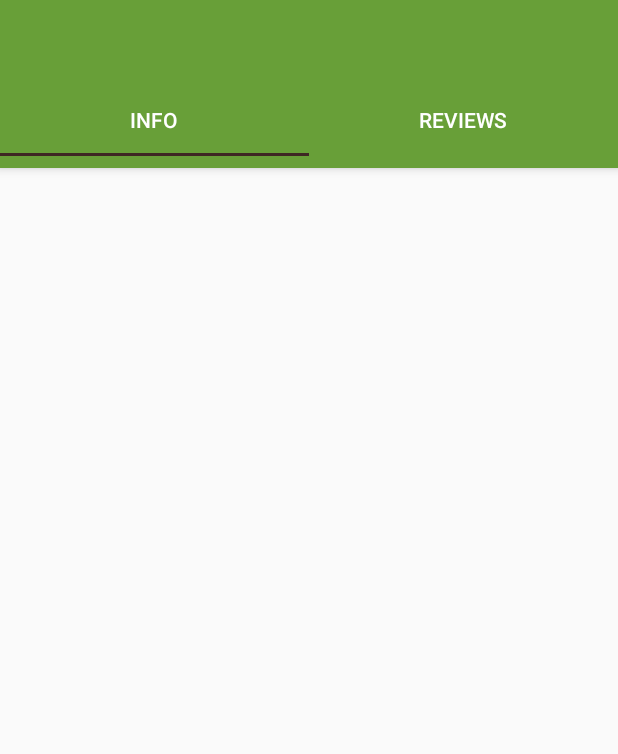
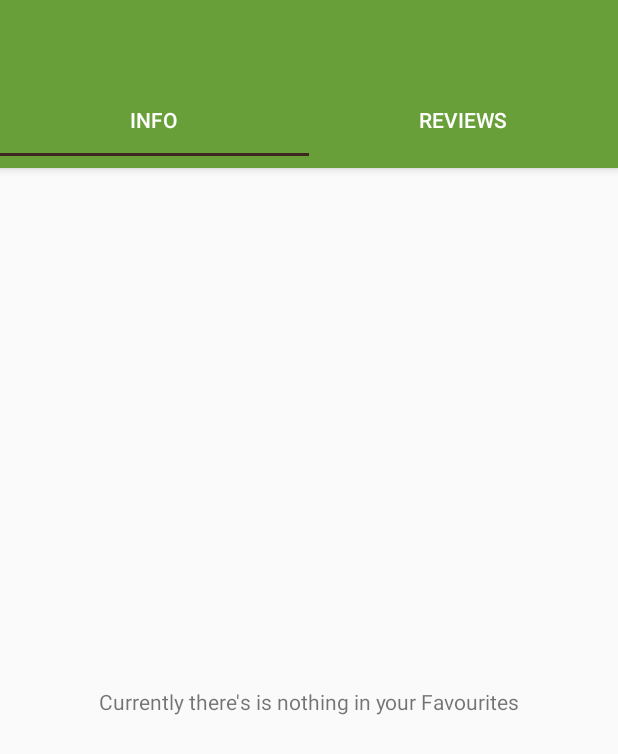
Before and after one commit to wsim283/Popular-Movies, an Android app: the MovieDetailFragment screen opened directly, with no data from a screen before it, on a phone screen of 412 x 824 dp. Shown: the top 754 px of the screen. Run offline under Robolectric (Android 15) with nearby library versions, the phone set to English and light mode, and no system bars; 1 statement that could not run was skipped.

Commit message:
updated code for favourites list update to show error messages if there is no movies

```diff
--- a/app/src/main/java/example/com/popularmovies/Detail/MovieDetailFragment.java
+++ b/app/src/main/java/example/com/popularmovies/Detail/MovieDetailFragment.java
@@ -10,21 +10,23 @@ import android.util.Log;
 import android.view.LayoutInflater;
 import android.view.View;
 import android.view.ViewGroup;
+import android.widget.TextView;
 
 import java.util.ArrayList;
 
 import example.com.popularmovies.Movie;
+import example.com.popularmovies.Orientation;
 import example.com.popularmovies.PopularMoviesHelper;
 import example.com.popularmovies.R;
 
 
-public class MovieDetailFragment extends Fragment {
+public class MovieDetailFragment extends Fragment implements Orientation {
 
     private  final String LOG_TAG = this.getClass().getSimpleName();
 
-
+    boolean twoPane;
     public MovieDetailFragment() {
-        // Required empty public constructor
+        twoPane = false;
     }
 
 
@@ -40,8 +42,17 @@ public class MovieDetailFragment extends Fragment {
         View rootView = inflater.inflate(R.layout.fragment_movie_detail, container, false);
 
 
+        Movie selectedMovie = null;
         if(getArguments() != null) {
-            Movie selectedMovie = getArguments().getParcelable(getString(R.string.movie_extra));
+            selectedMovie = getArguments().getParcelable(getString(R.string.movie_extra));
+            if(twoPane){
+                TextView movieTitleview = (TextView)rootView.findViewById(R.id.movie_title);
+                movieTitleview.setVisibility(View.VISIBLE);
+                movieTitleview.setText(selectedMovie.getTitle());
+            }
+        }
+
+
         TabLayout detailsTab = PopularMoviesHelper.setLayoutTab(rootView, R.id.tab_layout);
         final ViewPager viewPager = (ViewPager) rootView.findViewById(R.id.pager);
         PagerAdapter pagerAdapter = new PagerAdapter(getActivity().getSupportFragmentManager(), detailsTab.getTabCount(), selectedMovie, getContext());
@@ -64,10 +75,14 @@ public class MovieDetailFragment extends Fragment {
 
             }
         });
-        }
+
 
         return rootView;
     }
 
 
+    @Override
+    public void setTwoPane(boolean twoPane) {
+        this.twoPane = twoPane;
     }
+}
--- a/app/src/main/java/example/com/popularmovies/Detail/MovieInfoFragment.java
+++ b/app/src/main/java/example/com/popularmovies/Detail/MovieInfoFragment.java
@@ -28,7 +28,7 @@ public class MovieInfoFragment extends Fragment {
     }
 
     public interface FavouriteChangeListener{
-        void favouritesClicked();
+        void favouritesUnMarkClicked(boolean isFavourite, String movieId);
     }
 
     @Override
--- a/app/src/main/java/example/com/popularmovies/Detail/PagerAdapter.java
+++ b/app/src/main/java/example/com/popularmovies/Detail/PagerAdapter.java
@@ -6,6 +6,7 @@ import android.support.v4.app.Fragment;
 import android.support.v4.app.FragmentManager;
 import android.support.v4.app.FragmentStatePagerAdapter;
 
+import example.com.popularmovies.ErrorFragment;
 import example.com.popularmovies.Movie;
 import example.com.popularmovies.R;
 
@@ -16,8 +17,8 @@ import example.com.popularmovies.R;
 public class PagerAdapter extends FragmentStatePagerAdapter {
 
     int numTabs;
-    MovieInfoFragment movieInfoFragment = null;
-    ReviewFragment reviewFragment = null;
+    Fragment pageFirstFrag = null;
+    Fragment pageSecondFrag = null;
     Movie selectedMovie;
     Context context;
 
@@ -35,24 +36,39 @@ public class PagerAdapter extends FragmentStatePagerAdapter {
         switch (position){
 
             case 1 :
-                if(reviewFragment == null){
+                if(pageSecondFrag == null){
                     Bundle args = new Bundle();
-                    reviewFragment = new ReviewFragment();
-                    args.putParcelable(context.getString(R.string.movie_extra),
-                            selectedMovie);
-                    reviewFragment.setArguments(args);
+                    if(selectedMovie != null) {
+                        pageSecondFrag = new ReviewFragment();
+                        args.putParcelable(context.getString(R.string.movie_extra),
+                                selectedMovie);
+                        pageSecondFrag.setArguments(args);
+                    }else{
+                        args.putString(context.getString(R.string.error_str_key),
+                                context.getString(R.string.no_reviews_found_err));
+                        pageSecondFrag = new ErrorFragment();
+                        pageSecondFrag.setArguments(args);
+                    }
                 }
 
-                return reviewFragment;
+                return pageSecondFrag;
             default:
-                if(movieInfoFragment == null) {
+
+                if(pageFirstFrag == null) {
                     Bundle args = new Bundle();
-                    movieInfoFragment = new MovieInfoFragment();
-                    args.putParcelable(context.getString(R.string.movie_extra),
-                            selectedMovie);
-                    movieInfoFragment.setArguments(args);
+                    if(selectedMovie != null) {
+                        pageFirstFrag = new MovieInfoFragment();
+                        args.putParcelable(context.getString(R.string.movie_extra),
+                                selectedMovie);
+                        pageFirstFrag.setArguments(args);
+                    }else{
+                        args.putString(context.getString(R.string.error_str_key),
+                                context.getString(R.string.nothing_in_favourites_err));
+                        pageFirstFrag = new ErrorFragment();
+                        pageFirstFrag.setArguments(args);
+                    }
                 }
-                return movieInfoFragment;
+                return pageFirstFrag;
         }
 
     }
--- /dev/null
+++ b/app/src/main/java/example/com/popularmovies/ErrorFragment.java
@@ -0,0 +1,39 @@
+package example.com.popularmovies;
+
+
+import android.os.Bundle;
+import android.support.v4.app.Fragment;
+import android.view.LayoutInflater;
+import android.view.View;
+import android.view.ViewGroup;
+import android.widget.TextView;
+
+
+/**
+ * A simple {@link Fragment} subclass.
+ */
+public class ErrorFragment extends Fragment {
+
+
+    public ErrorFragment() {
+        // Required empty public constructor
+    }
+
+
+    @Override
+    public View onCreateView(LayoutInflater inflater, ViewGroup container,
+                             Bundle savedInstanceState) {
+        // Inflate the layout for this fragment
+        View rootView = inflater.inflate(R.layout.fragment_error, container, false);
+
+        if(getArguments() != null) {
+            String errorMsg = getArguments().getString(getContext().getString(R.string.error_str_key));
+            TextView errTextview = (TextView) rootView.findViewById(R.id.error_textview);
+
+            errTextview.setText(errorMsg);
+        }
+
+        return rootView;
+    }
+
+}
--- /dev/null
+++ b/app/src/main/java/example/com/popularmovies/Orientation.java
@@ -0,0 +1,9 @@
+package example.com.popularmovies;
+
+/**
+ * Created by WSIM on 2/11/2016.
+ */
+
+public interface Orientation {
+    void setTwoPane(boolean twoPane);
+}
--- a/app/src/main/res/layout/detail_recycler_view_item_info.xml
+++ b/app/src/main/res/layout/detail_recycler_view_item_info.xml
@@ -38,6 +38,7 @@
                     android:background="@drawable/favourite_selector"
                     android:text="@string/mark_favourites_button"
                     android:id="@+id/favourite_button"
+                    android:elevation="4dp"
                     />
                 <ProgressBar
                     android:layout_width="wrap_content"
--- /dev/null
+++ b/app/src/main/res/layout/fragment_error.xml
@@ -0,0 +1,14 @@
+<FrameLayout xmlns:android="http://schemas.android.com/apk/res/android"
+    xmlns:tools="http://schemas.android.com/tools"
+    android:layout_width="match_parent"
+    android:layout_height="match_parent"
+    tools:context="example.com.popularmovies.ErrorFragment">
+
+    <!-- TODO: Update blank fragment layout -->
+    <TextView
+        android:layout_width="wrap_content"
+        android:layout_height="wrap_content"
+        android:layout_gravity="center"
+        android:id="@+id/error_textview"/>
+
+</FrameLayout>
--- a/app/src/main/res/layout/fragment_movie_detail.xml
+++ b/app/src/main/res/layout/fragment_movie_detail.xml
@@ -6,6 +6,16 @@
     android:layout_height="match_parent"
     android:orientation="vertical">
 
+    <TextView
+        android:layout_width="match_parent"
+        android:layout_height="@dimen/custom_title_header"
+        android:background="@color/colorPrimary"
+        android:id="@+id/movie_title"
+        android:gravity="start|center_vertical"
+        android:textColor="@color/colorWhite"
+        android:textSize="@dimen/title_text_size"
+        android:elevation="4dp"
+        android:visibility="gone"/>
     <android.support.design.widget.TabLayout
         android:layout_width="match_parent"
         android:layout_height="wrap_content"
--- a/app/src/main/res/values/dimens.xml
+++ b/app/src/main/res/values/dimens.xml
@@ -6,7 +6,7 @@
     <dimen name="activity_padding">32dp</dimen>
     <dimen name="padding_between_details">5dp</dimen>
 
-    <dimen name="title_text_size">36sp</dimen>
+    <dimen name="title_text_size">24sp</dimen>
     <dimen name="detail_content_label_size">18sp</dimen>
     <dimen name="detail_content_text_size">14sp</dimen>
 
@@ -15,6 +15,6 @@
     <dimen name="default_poster_height">185dp</dimen>
 
     <dimen name="rating_star_size">18.667dp</dimen>
-    <dimen name="custom_title_header">150dp</dimen>
+    <dimen name="custom_title_header">100dp</dimen>
 
 </resources>
--- a/app/src/main/res/values/strings.xml
+++ b/app/src/main/res/values/strings.xml
@@ -50,5 +50,7 @@
     <string name="pref_sort_key" translatable="false">sort</string>
 
     <!-- TODO: Remove or change this placeholder text -->
-    <string name="hello_blank_fragment">Hello blank fragment</string>
+    <string name="nothing_in_favourites_err">Currently there\'s is nothing in your Favourites</string>
+    <string name="no_reviews_found_err">No reviews found</string>
+    <string name="error_str_key">error message</string>
 </resources>
```
Also changed, not shown: app/src/main/java/example/com/popularmovies/Detail/DetailRecAdapter.java (+12 -1 lines), app/src/main/java/example/com/popularmovies/Main/MovieMainActivity.java (+7 -3 lines), app/src/main/java/example/com/popularmovies/Main/MovieMainFragment.java (+14 -2 lines), app/src/main/java/example/com/popularmovies/Main/MovieRecAdapter.java (+10 -0 lines). Lines whose indentation alone changed are shown as unchanged.
